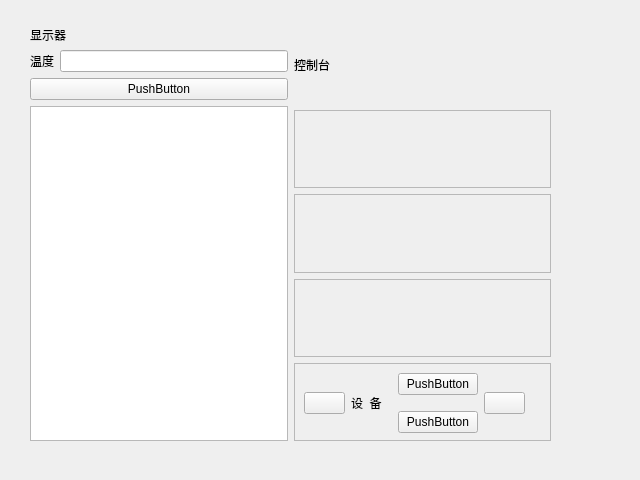
The window that devicecontrolpanle.ui (falsebird/homeManager) describes before a commit, drawn with Qt 5.
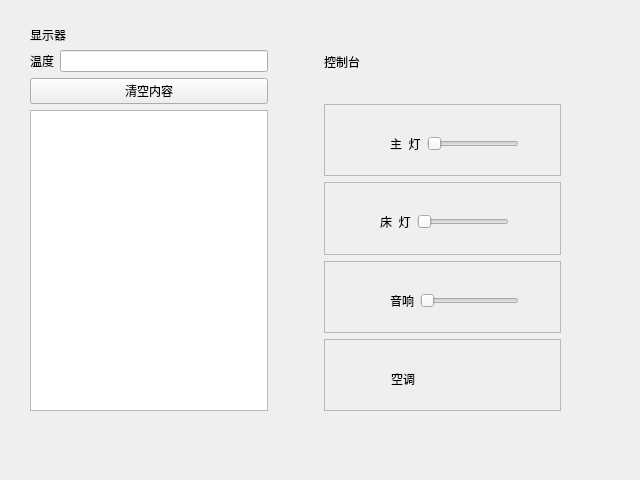
The same window after the commit. Custom widgets are drawn as their Qt base class.

What changed in the file:
```diff
--- a/devicecontrolpanle.ui
+++ b/devicecontrolpanle.ui
@@ -18,8 +18,8 @@
     <rect>
      <x>30</x>
      <y>20</y>
-     <width>531</width>
-     <height>451</height>
+     <width>541</width>
+     <height>421</height>
     </rect>
    </property>
    <layout class="QVBoxLayout" name="mainVerLay">
@@ -30,7 +30,7 @@
      <widget class="Titlebar" name="titlebar" native="true"/>
     </item>
     <item>
-     <layout class="QHBoxLayout" name="centerHorLay" stretch="1,1">
+     <layout class="QHBoxLayout" name="centerHorLay" stretch="1,0,1">
       <property name="rightMargin">
        <number>10</number>
       </property>
@@ -63,7 +63,7 @@
         <item>
          <widget class="QPushButton" name="clearOutInfoBtn">
           <property name="text">
-           <string>PushButton</string>
+           <string>清空内容</string>
           </property>
          </widget>
         </item>
@@ -72,6 +72,22 @@
         </item>
        </layout>
       </item>
+      <item>
+       <spacer name="horizontalSpacer">
+        <property name="orientation">
+         <enum>Qt::Horizontal</enum>
+        </property>
+        <property name="sizeType">
+         <enum>QSizePolicy::Fixed</enum>
+        </property>
+        <property name="sizeHint" stdset="0">
+         <size>
+          <width>50</width>
+          <height>20</height>
+         </size>
+        </property>
+       </spacer>
+      </item>
       <item>
        <layout class="QVBoxLayout" name="leftVerLay">
         <property name="bottomMargin">
@@ -85,33 +101,243 @@
          </widget>
         </item>
         <item>
-         <widget class="DeviceSwitch" name="mainLightSwitch">
+         <widget class="QFrame" name="mainLightSwitch">
           <property name="frameShape">
            <enum>QFrame::StyledPanel</enum>
           </property>
           <property name="frameShadow">
            <enum>QFrame::Raised</enum>
           </property>
+          <widget class="QWidget" name="horizontalLayoutWidget_4">
+           <property name="geometry">
+            <rect>
+             <x>20</x>
+             <y>0</y>
+             <width>221</width>
+             <height>80</height>
+            </rect>
+           </property>
+           <layout class="QHBoxLayout" name="lightHorLay">
+            <item>
+             <widget class="QPushButton" name="lightStateBtn">
+              <property name="sizePolicy">
+               <sizepolicy hsizetype="Fixed" vsizetype="Fixed">
+                <horstretch>0</horstretch>
+                <verstretch>0</verstretch>
+               </sizepolicy>
+              </property>
+              <property name="minimumSize">
+               <size>
+                <width>30</width>
+                <height>30</height>
+               </size>
+              </property>
+              <property name="text">
+               <string/>
+              </property>
+              <property name="flat">
+               <bool>true</bool>
+              </property>
+             </widget>
+            </item>
+            <item>
+             <widget class="QLabel" name="lightLabel">
+              <property name="text">
+               <string>主  灯</string>
+              </property>
+             </widget>
+            </item>
+            <item>
+             <widget class="QSlider" name="lightSlider">
+              <property name="orientation">
+               <enum>Qt::Horizontal</enum>
+              </property>
+             </widget>
+            </item>
+            <item>
+             <widget class="QPushButton" name="lightSwitchBtn">
+              <property name="sizePolicy">
+               <sizepolicy hsizetype="Minimum" vsizetype="Fixed">
+                <horstretch>0</horstretch>
+                <verstretch>0</verstretch>
+               </sizepolicy>
+              </property>
+              <property name="minimumSize">
+               <size>
+                <width>30</width>
+                <height>30</height>
+               </size>
+              </property>
+              <property name="text">
+               <string/>
+              </property>
+              <property name="flat">
+               <bool>true</bool>
+              </property>
+             </widget>
+            </item>
+           </layout>
+          </widget>
          </widget>
         </item>
         <item>
-         <widget class="DeviceSwitch" name="bedLightSwitch">
+         <widget class="QFrame" name="bedLightSwitch">
           <property name="frameShape">
            <enum>QFrame::StyledPanel</enum>
           </property>
           <property name="frameShadow">
            <enum>QFrame::Raised</enum>
           </property>
+          <widget class="QWidget" name="horizontalLayoutWidget_3">
+           <property name="geometry">
+            <rect>
+             <x>10</x>
+             <y>0</y>
+             <width>221</width>
+             <height>80</height>
+            </rect>
+           </property>
+           <layout class="QHBoxLayout" name="bedLigHorLay">
+            <item>
+             <widget class="QPushButton" name="bedLigStateBtn">
+              <property name="sizePolicy">
+               <sizepolicy hsizetype="Minimum" vsizetype="Fixed">
+                <horstretch>0</horstretch>
+                <verstretch>0</verstretch>
+               </sizepolicy>
+              </property>
+              <property name="minimumSize">
+               <size>
+                <width>30</width>
+                <height>30</height>
+               </size>
+              </property>
+              <property name="text">
+               <string/>
+              </property>
+              <property name="flat">
+               <bool>true</bool>
+              </property>
+             </widget>
+            </item>
+            <item>
+             <widget class="QLabel" name="bedLigLabel">
+              <property name="text">
+               <string>床  灯</string>
+              </property>
+             </widget>
+            </item>
+            <item>
+             <widget class="QSlider" name="bedLigSlider">
+              <property name="orientation">
+               <enum>Qt::Horizontal</enum>
+              </property>
+             </widget>
+            </item>
+            <item>
+             <widget class="QPushButton" name="bedLigSwitchBtn">
+              <property name="sizePolicy">
+               <sizepolicy hsizetype="Minimum" vsizetype="Fixed">
+                <horstretch>0</horstretch>
+                <verstretch>0</verstretch>
+               </sizepolicy>
+              </property>
+              <property name="minimumSize">
+               <size>
+                <width>30</width>
+                <height>30</height>
+               </size>
+              </property>
+              <property name="text">
+               <string/>
+              </property>
+              <property name="flat">
+               <bool>true</bool>
+              </property>
+             </widget>
+            </item>
+           </layout>
+          </widget>
          </widget>
         </item>
         <item>
-         <widget class="DeviceSwitch" name="soundSwitch">
+         <widget class="QFrame" name="soundSwitch">
           <property name="frameShape">
            <enum>QFrame::StyledPanel</enum>
           </property>
           <property name="frameShadow">
            <enum>QFrame::Raised</enum>
           </property>
+          <widget class="QWidget" name="horizontalLayoutWidget_2">
+           <property name="geometry">
+            <rect>
+             <x>20</x>
+             <y>0</y>
+             <width>221</width>
+             <height>80</height>
+            </rect>
+           </property>
+           <layout class="QHBoxLayout" name="soundHorLay">
+            <item>
+             <widget class="QPushButton" name="soundStateBtn">
+              <property name="sizePolicy">
+               <sizepolicy hsizetype="Minimum" vsizetype="Fixed">
+                <horstretch>0</horstretch>
+                <verstretch>0</verstretch>
+               </sizepolicy>
+              </property>
+              <property name="minimumSize">
+               <size>
+                <width>30</width>
+                <height>30</height>
+               </size>
+              </property>
+              <property name="text">
+               <string/>
+              </property>
+              <property name="flat">
+               <bool>true</bool>
+              </property>
+             </widget>
+            </item>
+            <item>
+             <widget class="QLabel" name="soundLabel">
+              <property name="text">
+               <string>音响</string>
+              </property>
+             </widget>
+            </item>
+            <item>
+             <widget class="QSlider" name="soundSlider">
+              <property name="orientation">
+               <enum>Qt::Horizontal</enum>
+              </property>
+             </widget>
+            </item>
+            <item>
+             <widget class="QPushButton" name="soundSwitchBtn">
+              <property name="sizePolicy">
+               <sizepolicy hsizetype="Minimum" vsizetype="Fixed">
+                <horstretch>0</horstretch>
+                <verstretch>0</verstretch>
+               </sizepolicy>
+              </property>
+              <property name="minimumSize">
+               <size>
+                <width>30</width>
+                <height>30</height>
+               </size>
+              </property>
+              <property name="text">
+               <string/>
+              </property>
+              <property name="flat">
+               <bool>true</bool>
+              </property>
+             </widget>
+            </item>
+           </layout>
+          </widget>
          </widget>
         </item>
         <item>
@@ -133,42 +359,105 @@
            </property>
            <layout class="QHBoxLayout" name="airHorLay">
             <item>
-             <widget class="QPushButton" name="showStateBtn">
+             <widget class="QPushButton" name="airCondiStateBtn">
+              <property name="sizePolicy">
+               <sizepolicy hsizetype="Minimum" vsizetype="Fixed">
+                <horstretch>0</horstretch>
+                <verstretch>0</verstretch>
+               </sizepolicy>
+              </property>
+              <property name="minimumSize">
+               <size>
+                <width>30</width>
+                <height>30</height>
+               </size>
+              </property>
               <property name="text">
                <string/>
               </property>
+              <property name="flat">
+               <bool>true</bool>
+              </property>
              </widget>
             </item>
             <item>
-             <widget class="QLabel" name="deviceLabel">
+             <widget class="QLabel" name="airCondiLable">
               <property name="text">
-               <string>设  备</string>
+               <string>空调</string>
               </property>
              </widget>
             </item>
             <item>
              <layout class="QVBoxLayout" name="verticalLayout">
               <item>
-               <widget class="QPushButton" name="pushButton">
+               <widget class="QPushButton" name="tempUpBtn">
+                <property name="sizePolicy">
+                 <sizepolicy hsizetype="Minimum" vsizetype="Fixed">
+                  <horstretch>0</horstretch>
+                  <verstretch>0</verstretch>
+                 </sizepolicy>
+                </property>
+                <property name="minimumSize">
+                 <size>
+                  <width>30</width>
+                  <height>20</height>
+                 </size>
+                </property>
                 <property name="text">
-                 <string>PushButton</string>
+                 <string/>
+                </property>
+                <property name="flat">
+                 <bool>true</bool>
                 </property>
                </widget>
               </item>
               <item>
-               <widget class="QPushButton" name="pushButton_2">
+               <widget class="QPushButton" name="tempDownBtn">
+                <property name="sizePolicy">
+                 <sizepolicy hsizetype="Minimum" vsizetype="Fixed">
+                  <horstretch>0</horstretch>
+                  <verstretch>0</verstretch>
+                 </sizepolicy>
+                </property>
+                <property name="minimumSize">
+                 <size>
+                  <width>30</width>
+                  <height>20</height>
+                 </size>
+                </property>
                 <property name="text">
-                 <string>PushButton</string>
+                 <string/>
+                </property>
+                <property name="flat">
+                 <bool>true</bool>
                 </property>
                </widget>
               </item>
              </layout>
             </item>
             <item>
-             <widget class="QPushButton" name="deviceSwitchBtn">
+             <widget class="QPushButton" name="airCondiSwitchBtn">
+              <property name="sizePolicy">
+               <sizepolicy hsizetype="Minimum" vsizetype="Fixed">
+                <horstretch>0</horstretch>
+                <verstretch>0</verstretch>
+               </sizepolicy>
+              </property>
+              <property name="minimumSize">
+               <size>
+                <width>30</width>
+                <height>30</height>
+               </size>
+              </property>
+              <property name="contextMenuPolicy">
+               <enum>Qt::CustomContextMenu</enum>
+              </property>
               <property name="text">
                <string/>
               </property>
+              <property name="flat">
+               <bool>true</bool>
+              </property>
              </widget>
             </item>
            </layout>
@@ -189,12 +478,6 @@
    <header>titlebar.h</header>
    <container>1</container>
   </customwidget>
-  <customwidget>
-   <class>DeviceSwitch</class>
-   <extends>QFrame</extends>
-   <header location="global">deviceswitch.h</header>
-   <container>1</container>
-  </customwidget>
  </customwidgets>
  <resources/>
  <connections/>
```
